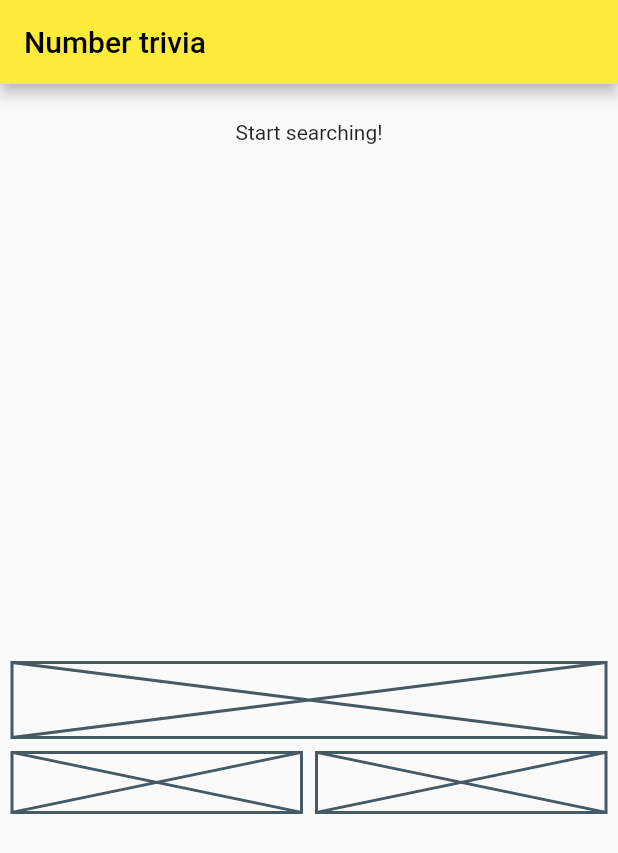
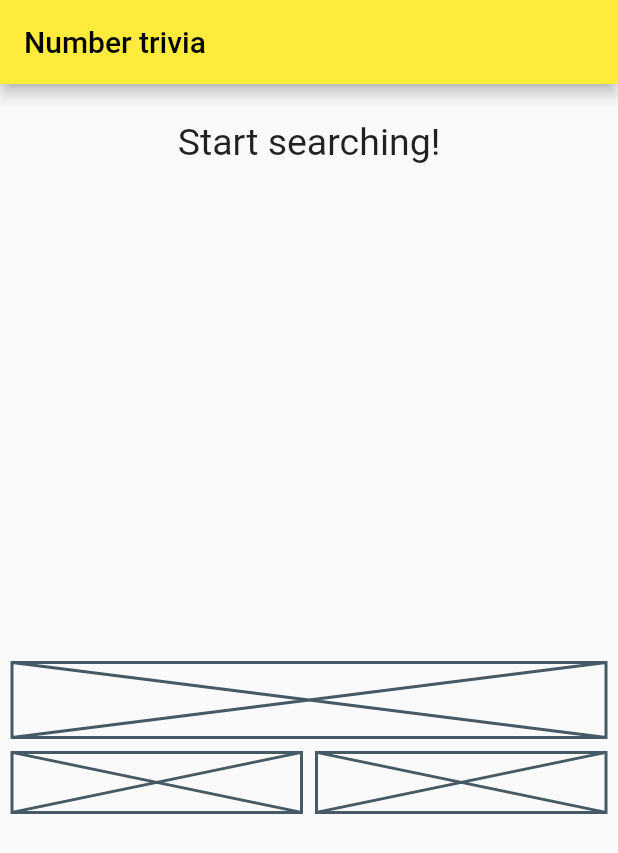
Before and after one commit to Matheus-IT/number_trivia_clean_arch, a Flutter app: the screen it shows after launch, on a phone screen of 412 x 824 dp. Shown: the top 853 px of the screen. Run offline on Flutter 3.47's test engine with Material 2 defaults, Android fonts, the phone set to English and light mode, and no system bars; our stand-ins replace dartz, equatable, flutter_bloc, get_it, shared_preferences; missing offline and left inert: data_connection_checker_nulls.

Commit message:
Adding load indicator

```diff
--- /dev/null
+++ b/lib/features/number_trivia/presentation/components/load_indicator.dart
@@ -0,0 +1,15 @@
+import 'package:flutter/material.dart';
+
+class LoadIndicator extends StatelessWidget {
+  const LoadIndicator({
+    Key? key,
+  }) : super(key: key);
+
+  @override
+  Widget build(BuildContext context) {
+    return SizedBox(
+      height: MediaQuery.of(context).size.height / 2.5,
+      child: const CircularProgressIndicator(),
+    );
+  }
+}
--- a/lib/features/number_trivia/presentation/components/message_display.dart
+++ b/lib/features/number_trivia/presentation/components/message_display.dart
@@ -1,7 +1,7 @@
 import 'package:flutter/material.dart';
 
 class MessageDisplay extends StatelessWidget {
-  final message;
+  final String message;
 
   const MessageDisplay({
     required this.message,
@@ -12,7 +12,11 @@ class MessageDisplay extends StatelessWidget {
   Widget build(BuildContext context) {
     return SizedBox(
       height: MediaQuery.of(context).size.height / 2.5,
-      child: Text(message),
+      child: Text(
+        message,
+        style: const TextStyle(fontSize: 25),
+        textAlign: TextAlign.center,
+      ),
     );
   }
 }
--- a/lib/features/number_trivia/presentation/pages/number_trivia_page.dart
+++ b/lib/features/number_trivia/presentation/pages/number_trivia_page.dart
@@ -1,6 +1,7 @@
 import 'package:flutter/material.dart';
 import 'package:flutter_bloc/flutter_bloc.dart';
 import 'package:number_trivia_clean_arch/features/number_trivia/presentation/bloc/number_trivia_bloc.dart';
+import 'package:number_trivia_clean_arch/features/number_trivia/presentation/components/load_indicator.dart';
 import 'package:number_trivia_clean_arch/features/number_trivia/presentation/components/message_display.dart';
 import 'package:number_trivia_clean_arch/injection_container.dart';
 
@@ -19,28 +20,34 @@ class NumberTriviaPage extends StatelessWidget {
           padding: const EdgeInsets.all(8.0),
           child: Column(
             children: [
-              SizedBox(
+              const SizedBox(
                 height: 16,
               ),
               BlocBuilder<NumberTriviaBloc, NumberTriviaState>(
                 builder: (context, state) {
                   if (state is Empty) {
-                    return MessageDisplay(message: 'Start searching!');
+                    return const MessageDisplay(message: 'Start searching!');
+                  }
+                  if (state is Loading) {
+                    return const LoadIndicator();
+                  }
+                  if (state is Error) {
+                    return MessageDisplay(message: state.message);
                   }
                   return Container();
                 },
               ),
-              SizedBox(
+              const SizedBox(
                 height: 32,
               ),
               Column(
                 children: [
-                  Placeholder(
+                  const Placeholder(
                     fallbackHeight: 50,
                   ),
-                  SizedBox(height: 10),
+                  const SizedBox(height: 10),
                   Row(
-                    children: [
+                    children: const [
                       Expanded(
                           child: Placeholder(
                         fallbackHeight: 40,
```
